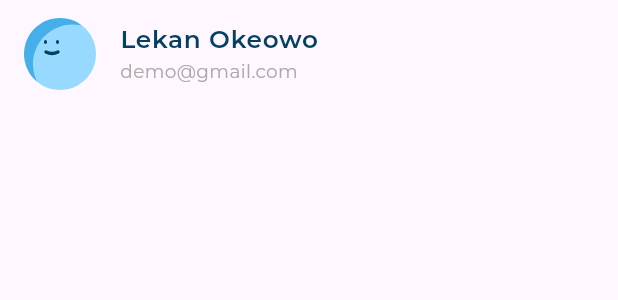
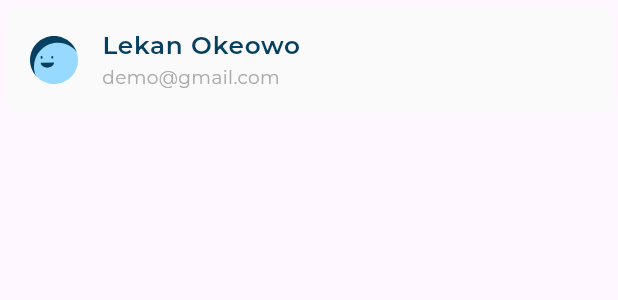
Before and after one commit to Zakarya-Jawish/Resopnsive_Dashboard, a Flutter app: the UserInfoListTile widget shown alone on an empty page, opened directly, on a phone screen of 412 x 824 dp. Shown: the top 300 px of the screen. Run offline on Flutter 3.47's test engine with Material 3 defaults, Android fonts, the phone set to English and light mode, and no system bars; our stand-ins replace flutter_svg; project files that could hold a hidden picture were left out.

Commit message:
add user info list tile

```diff
--- a/lib/views/widgets/custom_drawer.dart
+++ b/lib/views/widgets/custom_drawer.dart
@@ -12,7 +12,7 @@ class CustomDrawer extends StatelessWidget {
       child: const Column(
         children: [
           UserInfoListTile(
-            image: Assets.avatar1,
+            image: Assets.avatar3,
             title: 'Lekan Okeowo',
             subtitle: 'demo@gmail.com',
           ),
--- a/lib/views/widgets/desktop_layout.dart
+++ b/lib/views/widgets/desktop_layout.dart
@@ -1,10 +1,11 @@
 import 'package:flutter/material.dart';
+import 'package:responsive_dashboard_x/views/widgets/custom_drawer.dart';
 
 class DesktopLayout extends StatelessWidget {
   const DesktopLayout({super.key});
 
   @override
   Widget build(BuildContext context) {
-    return const Placeholder();
+    return const Row(children: [Expanded(child: CustomDrawer())]);
   }
 }
--- a/lib/views/widgets/user_info_list_tile.dart
+++ b/lib/views/widgets/user_info_list_tile.dart
@@ -12,12 +12,16 @@ class UserInfoListTile extends StatelessWidget {
   final String image, title, subtitle;
   @override
   Widget build(BuildContext context) {
-    return ListTile(
-      leading: SvgPicture.asset(image),
-      title: Text(title, style: AppStyles.styleSemiBold16(context)),
-      subtitle: Text(
-        subtitle,
-        style: AppStyles.styleRegular12(context),
+    return Card(
+      elevation: 0,
+      color: const Color(0xffFAFAFA),
+      child: ListTile(
+        leading: SvgPicture.asset(image),
+        title: Text(title, style: AppStyles.styleSemiBold16(context)),
+        subtitle: Text(
+          subtitle,
+          style: AppStyles.styleRegular12(context),
+        ),
       ),
     );
   }
```
